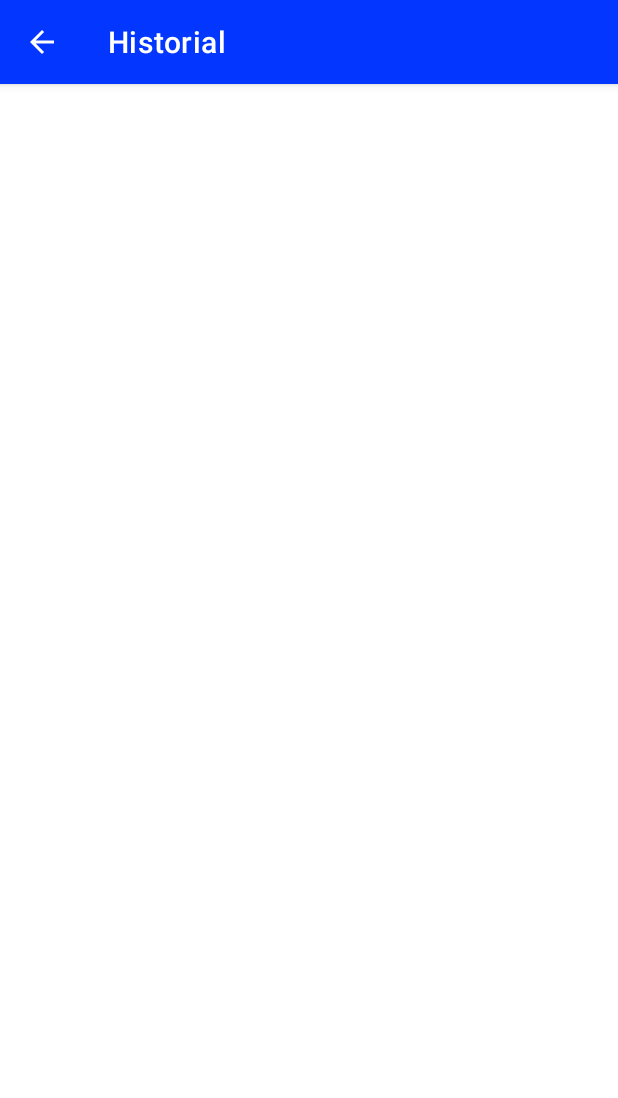
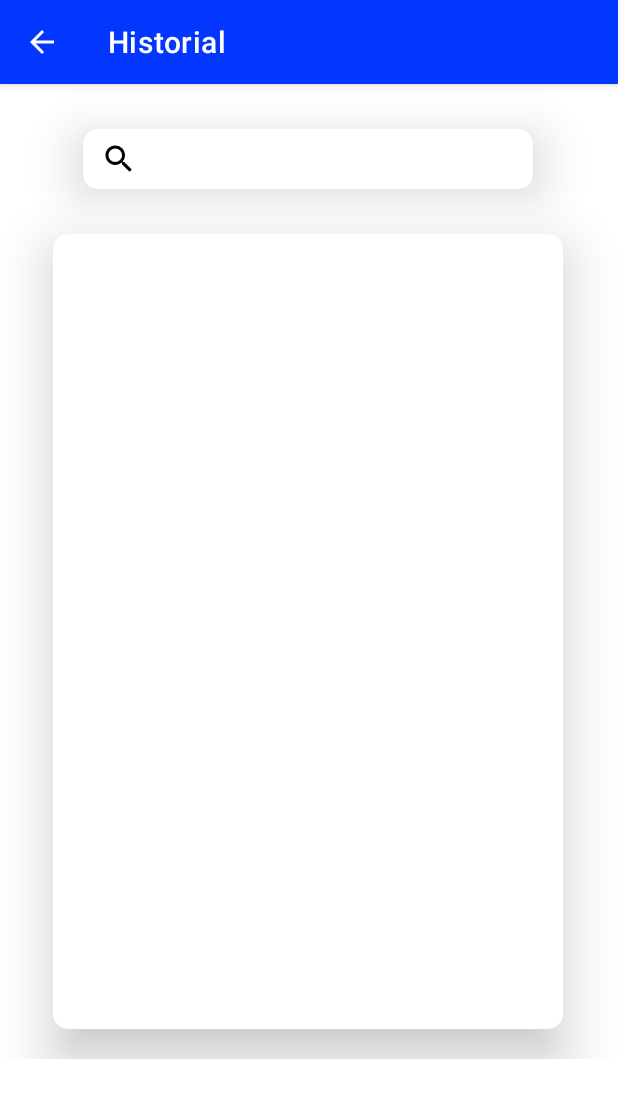
Before and after one commit to Esgoh05/prueba, an Android app: the HistorialActivity screen opened directly, with no data from a screen before it, on a phone screen of 412 x 824 dp. Shown: the top 1098 px of the screen. Run offline under Robolectric (Android 15) with nearby library versions, the phone set to English and light mode, and no system bars.

Commit message:
pantalla_historial

```diff
--- a/app/src/main/java/mx/uaemex/prueba/HistorialActivity.java
+++ b/app/src/main/java/mx/uaemex/prueba/HistorialActivity.java
@@ -15,6 +15,7 @@
         setTheme(R.style.ChanceColor);
         super.onCreate(savedInstanceState);
         setContentView(R.layout.activity_historial);
+        //setContentView(R.layout.activity_historial2);
         setTitle("Historial");
 
         ActionBar actionBar = getSupportActionBar();
--- /dev/null
+++ b/app/src/main/res/drawable/ic_baseline_search_24.xml
@@ -0,0 +1,5 @@
+<vector android:height="24dp" android:tint="#000000"
+    android:viewportHeight="24" android:viewportWidth="24"
+    android:width="24dp" xmlns:android="http://schemas.android.com/apk/res/android">
+    <path android:fillColor="@android:color/white" android:pathData="M15.5,14h-0.79l-0.28,-0.27C15.41,12.59 16,11.11 16,9.5 16,5.91 13.09,3 9.5,3S3,5.91 3,9.5 5.91,16 9.5,16c1.61,0 3.09,-0.59 4.23,-1.57l0.27,0.28v0.79l5,4.99L20.49,19l-4.99,-5zM9.5,14C7.01,14 5,11.99 5,9.5S7.01,5 9.5,5 14,7.01 14,9.5 11.99,14 9.5,14z"/>
+</vector>
--- a/app/src/main/res/layout/activity_historial.xml
+++ b/app/src/main/res/layout/activity_historial.xml
@@ -3,16 +3,64 @@
     xmlns:android="http://schemas.android.com/apk/res/android"
     xmlns:app="http://schemas.android.com/apk/res-auto"
     xmlns:tools="http://schemas.android.com/tools"
-    android:layout_width="409dp"
-    android:layout_height="729dp"
+    android:layout_width="match_parent"
+    android:layout_height="match_parent"
     tools:layout_editor_absoluteX="1dp"
     tools:layout_editor_absoluteY="1dp">
+
     <androidx.constraintlayout.widget.ConstraintLayout
         android:layout_width="match_parent"
-        android:layout_height="wrap_content"
-        tools:context=".HistorialActivity">
+        android:layout_height="match_parent">
 
+        <RelativeLayout
+            android:id="@+id/relativeLayout1"
+            android:layout_width="300dp"
+            android:layout_height="40dp"
+            android:layout_marginTop="30dp"
+            android:background="@drawable/cuadrado_corners"
+            android:clickable="true"
+            android:elevation="20dp"
+            android:focusable="true"
+            app:layout_constraintEnd_toEndOf="parent"
+            app:layout_constraintHorizontal_bias="0.495"
+            app:layout_constraintStart_toStartOf="parent"
+            app:layout_constraintTop_toTopOf="parent">
 
+            <androidx.appcompat.widget.SearchView
+                android:layout_width="match_parent"
+                android:layout_height="wrap_content"
+                android:theme="@style/SearchView"
+                app:iconifiedByDefault="true"
+                app:queryHint="Search"
+                app:queryBackground="@android:color/transparent" />
+
+        </RelativeLayout>
+
+        <RelativeLayout
+            android:id="@+id/relativeLayout2"
+            android:layout_width="340dp"
+            android:layout_height="530dp"
+            android:layout_marginTop="30dp"
+            android:layout_marginBottom="20dp"
+            android:background="@drawable/cuadrado_corners"
+            android:elevation="20dp"
+            app:layout_constraintBottom_toBottomOf="parent"
+            app:layout_constraintEnd_toEndOf="parent"
+            app:layout_constraintHorizontal_bias="0.495"
+            app:layout_constraintStart_toStartOf="parent"
+            app:layout_constraintTop_toBottomOf="@+id/relativeLayout1"
+            app:layout_constraintVertical_bias="0.0">
+
+            <ScrollView
+                android:layout_width="wrap_content"
+                android:layout_height="wrap_content">
+
+                <ListView
+                    android:layout_width="wrap_content"
+                    android:layout_height="wrap_content" />
+            </ScrollView>
+
+        </RelativeLayout>
 
     </androidx.constraintlayout.widget.ConstraintLayout>
 </ScrollView>
--- a/app/src/main/res/values/themes.xml
+++ b/app/src/main/res/values/themes.xml
@@ -19,6 +19,13 @@
         <item name="colorPrimaryVariant">#001EB6</item>
     </style>
 
+    <style name="SearchView" parent="">
+        <item name="android:editTextColor">@android:color/holo_purple</item>
+        <item name="android:textColorHint">@android:color/darker_gray</item>
+        <item name="android:textSize">18sp</item>
+        <item name="tint">@color/black</item>
+    </style>
+
     <style name="Imagensplash" parent="Theme.Prueba">
         <item name="android:windowBackground">
             @drawable/puerquito_splash
```
Also changed, not shown: app/src/main/res/layout/activity_historial2.xml (added, +56 -0 lines).
